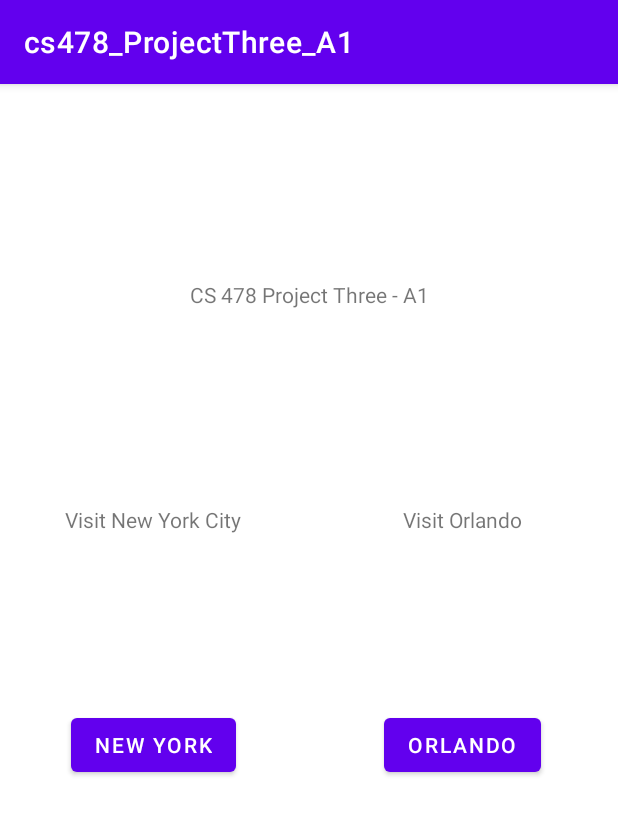
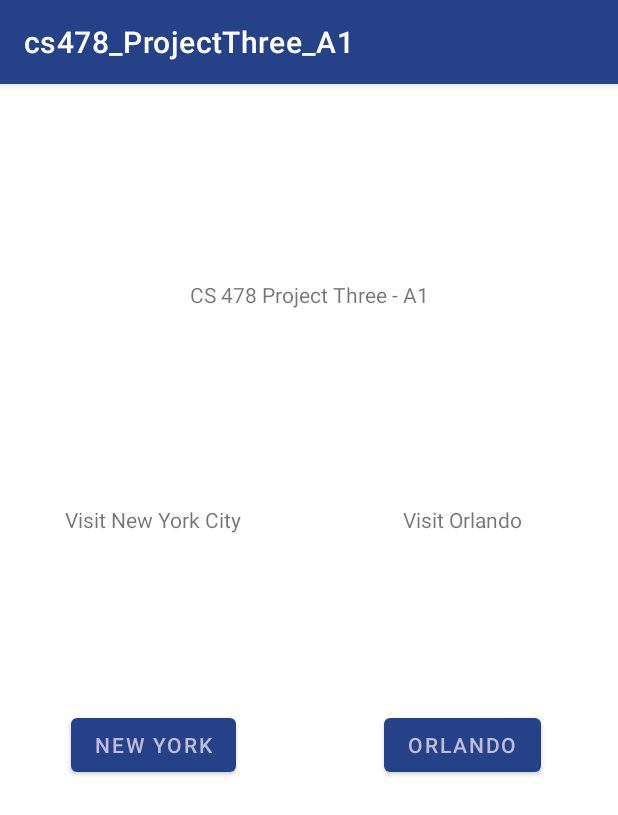
Before and after one commit to GGsource/cs478_ProjectThree_A1, an Android app: the screen it shows after launch (MainActivity), on a phone screen of 412 x 824 dp. Shown: the top 815 px of the screen. Run offline under Robolectric (Android 15) with nearby library versions, the phone set to English and light mode, and no system bars.

Commit message:
Custom Icon for Broadcast sender app

```diff
--- a/app/src/main/AndroidManifest.xml
+++ b/app/src/main/AndroidManifest.xml
@@ -9,7 +9,7 @@
         android:allowBackup="true"
         android:dataExtractionRules="@xml/data_extraction_rules"
         android:fullBackupContent="@xml/backup_rules"
-        android:icon="@mipmap/ic_launcher"
+        android:icon="@mipmap/ic_launcher_a1"
         android:label="@string/app_name"
         android:supportsRtl="true"
         android:theme="@style/Theme.Cs478_ProjectThree_A1"
--- /dev/null
+++ b/app/src/main/res/mipmap-anydpi-v26/ic_launcher_a1.xml
@@ -0,0 +1,5 @@
+<?xml version="1.0" encoding="utf-8"?>
+<adaptive-icon xmlns:android="http://schemas.android.com/apk/res/android">
+    <background android:drawable="@color/ic_launcher_a1_background"/>
+    <foreground android:drawable="@drawable/ic_launcher_a1_foreground"/>
+</adaptive-icon>
--- /dev/null
+++ b/app/src/main/res/mipmap-anydpi-v26/ic_launcher_a1_round.xml
@@ -0,0 +1,5 @@
+<?xml version="1.0" encoding="utf-8"?>
+<adaptive-icon xmlns:android="http://schemas.android.com/apk/res/android">
+    <background android:drawable="@color/ic_launcher_a1_background"/>
+    <foreground android:drawable="@drawable/ic_launcher_a1_foreground"/>
+</adaptive-icon>
--- a/app/src/main/res/values-night/themes.xml
+++ b/app/src/main/res/values-night/themes.xml
@@ -2,8 +2,8 @@
     <!-- Base application theme. -->
     <style name="Theme.Cs478_ProjectThree_A1" parent="Theme.MaterialComponents.DayNight.DarkActionBar">
         <!-- Primary brand color. -->
-        <item name="colorPrimary">@color/purple_200</item>
-        <item name="colorPrimaryVariant">@color/purple_700</item>
+        <item name="colorPrimary">@color/primary_darkest</item>
+        <item name="colorPrimaryVariant">@color/primary</item>
         <item name="colorOnPrimary">@color/black</item>
         <!-- Secondary brand color. -->
         <item name="colorSecondary">@color/teal_200</item>
--- a/app/src/main/res/values/colors.xml
+++ b/app/src/main/res/values/colors.xml
@@ -1,10 +1,10 @@
 <?xml version="1.0" encoding="utf-8"?>
 <resources>
-    <color name="purple_200">#FFBB86FC</color>
-    <color name="purple_500">#FF6200EE</color>
-    <color name="purple_700">#FF3700B3</color>
+    <color name="primary_darkest">#182A56</color>
+    <color name="primary_darker">#254288</color>
+    <color name="primary">#3D6ADC</color>
     <color name="teal_200">#FF03DAC5</color>
     <color name="teal_700">#FF018786</color>
     <color name="black">#FF000000</color>
-    <color name="white">#FFFFFFFF</color>
+    <color name="white">#BEBEDC</color>
 </resources>
--- /dev/null
+++ b/app/src/main/res/values/ic_launcher_a1_background.xml
@@ -0,0 +1,4 @@
+<?xml version="1.0" encoding="utf-8"?>
+<resources>
+    <color name="ic_launcher_a1_background">#182A56</color>
+</resources>
--- a/app/src/main/res/values/themes.xml
+++ b/app/src/main/res/values/themes.xml
@@ -2,8 +2,8 @@
     <!-- Base application theme. -->
     <style name="Theme.Cs478_ProjectThree_A1" parent="Theme.MaterialComponents.DayNight.DarkActionBar">
         <!-- Primary brand color. -->
-        <item name="colorPrimary">@color/purple_500</item>
-        <item name="colorPrimaryVariant">@color/purple_700</item>
+        <item name="colorPrimary">@color/primary_darker</item>
+        <item name="colorPrimaryVariant">@color/primary</item>
         <item name="colorOnPrimary">@color/white</item>
         <!-- Secondary brand color. -->
         <item name="colorSecondary">@color/teal_200</item>
```
Also changed, not shown: app/src/main/res/drawable/ic_launcher_a1_foreground.xml (added, +15 -0 lines), app/src/main/ic_launcher_A1-playstore.png (added), app/src/main/res/mipmap-hdpi/ic_launcher_a1.png (added), app/src/main/res/mipmap-hdpi/ic_launcher_a1_round.png (added), app/src/main/res/mipmap-mdpi/ic_launcher_a1.png (added), app/src/main/res/mipmap-mdpi/ic_launcher_a1_round.png (added), app/src/main/res/mipmap-xhdpi/ic_launcher_a1.png (added), app/src/main/res/mipmap-xhdpi/ic_launcher_a1_round.png (added), app/src/main/res/mipmap-xxhdpi/ic_launcher_a1.png (added), app/src/main/res/mipmap-xxhdpi/ic_launcher_a1_round.png (added), app/src/main/res/mipmap-xxxhdpi/ic_launcher_a1.png (added), app/src/main/res/mipmap-xxxhdpi/ic_launcher_a1_round.png (added).
